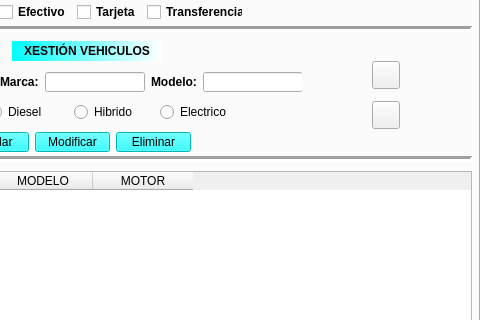
Before: the Qt Designer form QuintanaRanha/ventMain.ui in Martin-Quintana/Desenvolvemento-de-Interfaces, drawn with Qt 5; both pictures show x 320 to 800 and y 163 to 483 of the 800 by 620 pixel window.
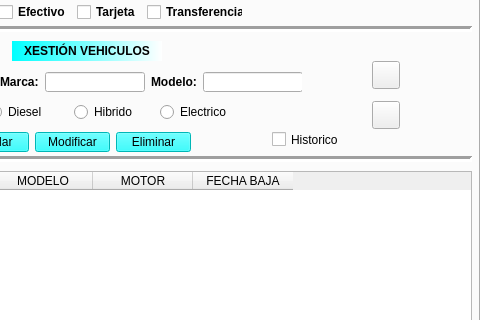
After: the same form once the commit is applied. Icons and pictures are not drawn.

What changed in the file:
```diff
--- a/QuintanaRanha/ventMain.ui
+++ b/QuintanaRanha/ventMain.ui
@@ -612,6 +612,11 @@
         <string>MOTOR</string>
        </property>
       </column>
+      <column>
+       <property name="text">
+        <string>FECHA BAJA</string>
+       </property>
+      </column>
      </widget>
      <widget class="QWidget" name="layoutWidget_4">
       <property name="geometry">
@@ -983,6 +988,19 @@
        <enum>Qt::Horizontal</enum>
       </property>
      </widget>
+     <widget class="QCheckBox" name="chkHistorico">
+      <property name="geometry">
+       <rect>
+        <x>590</x>
+        <y>220</y>
+        <width>70</width>
+        <height>17</height>
+       </rect>
+      </property>
+      <property name="text">
+       <string>Historico</string>
+      </property>
+     </widget>
     </widget>
     <widget class="QWidget" name="tab2">
      <attribute name="title">
```
